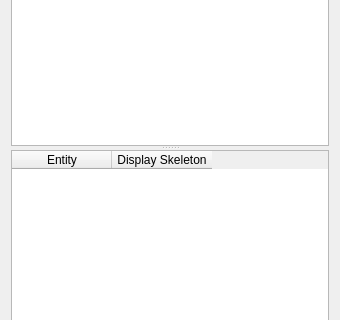
The window that ui_files/animationwidget.ui (fernandotonon/QtMeshEditor) describes before a commit, drawn with Qt 5; both pictures show x 0 to 340 and y 139 to 459 of the 340 by 601 pixel window.
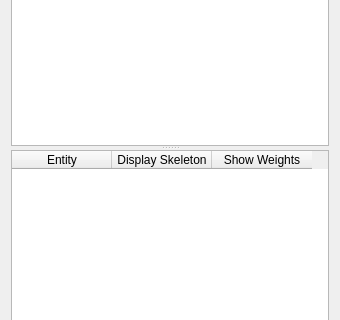
The same window after the commit. Icons and pictures are not drawn.

Commit message:
Add bone weight visualization overlay (issue #35)
Display vertex bone weights as a heat-map overlay when a bone is selected.
Red indicates full influence, fading through yellow/green/cyan to blue for
no influence. The overlay animates with skeletal animation using software
skinning and updates in real-time when selecting different bones.

Diff of the .ui file:
```diff
--- a/ui_files/animationwidget.ui
+++ b/ui_files/animationwidget.ui
@@ -79,6 +79,11 @@
         <string>Display Skeleton</string>
        </property>
       </column>
+      <column>
+       <property name="text">
+        <string>Show Weights</string>
+       </property>
+      </column>
      </widget>
     </widget>
    </item>
```
The commit also changes 9 other files.
